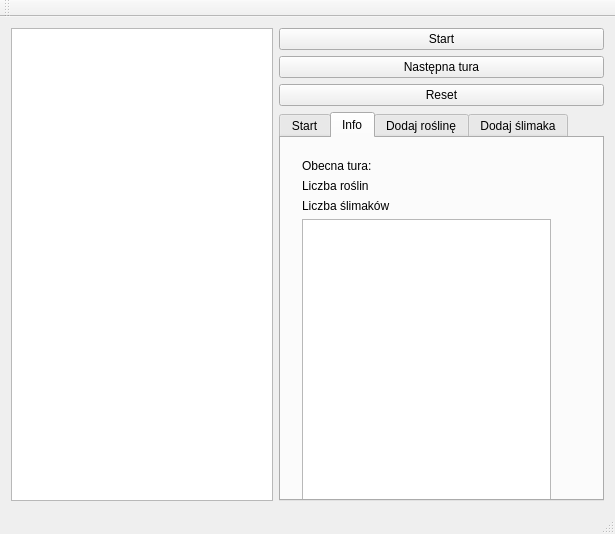
KarolStachurka/PJC, file mainwindow.ui: the form before one commit.
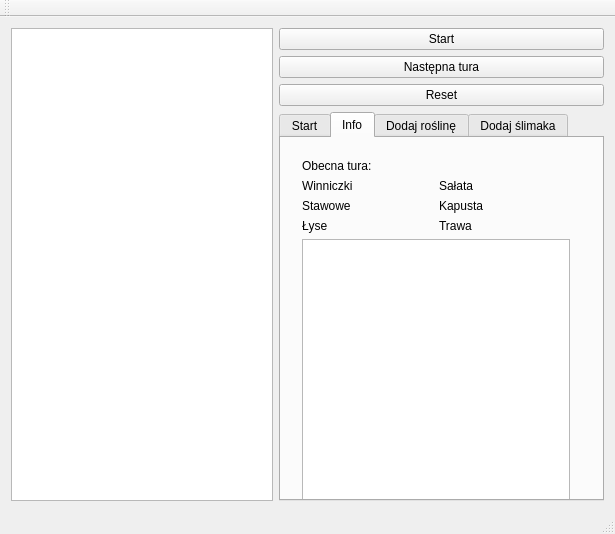
The form after the commit. The open tabs and pages were chosen to show the change.

Commit message: added plants and snail counter

What changed in the file:
```diff
--- a/mainwindow.ui
+++ b/mainwindow.ui
@@ -373,7 +373,7 @@
              <rect>
               <x>10</x>
               <y>10</y>
-              <width>271</width>
+              <width>290</width>
               <height>403</height>
              </rect>
             </property>
@@ -397,34 +397,86 @@
               </layout>
              </item>
              <item>
-              <layout class="QHBoxLayout" name="horizontalLayout_4">
-               <item>
-                <widget class="QLabel" name="plantNumber">
+              <layout class="QGridLayout" name="gridLayout_5">
+               <item row="1" column="0">
+                <widget class="QLabel" name="label_8">
                  <property name="text">
-                  <string>Liczba roślin</string>
+                  <string>Stawowe</string>
                  </property>
                 </widget>
                </item>
-               <item>
-                <widget class="QLabel" name="plantNumberDisplay">
+               <item row="0" column="0">
+                <widget class="QLabel" name="label_9">
                  <property name="text">
+                  <string>Winniczki</string>
+                 </property>
+                </widget>
+               </item>
+               <item row="2" column="0">
+                <widget class="QLabel" name="label_10">
+                 <property name="text">
+                  <string>Łyse</string>
+                 </property>
+                </widget>
+               </item>
+               <item row="2" column="1">
+                <widget class="QLabel" name="wormNumber">
+                 <property name="text">
                   <string/>
                  </property>
                 </widget>
                </item>
-              </layout>
-             </item>
-             <item>
-              <layout class="QHBoxLayout" name="horizontalLayout_2">
-               <item>
-                <widget class="QLabel" name="snailNumber">
+               <item row="1" column="1">
+                <widget class="QLabel" name="slugNumber">
                  <property name="text">
-                  <string>Liczba ślimaków</string>
+                  <string/>
                  </property>
                 </widget>
                </item>
-               <item>
-                <widget class="QLabel" name="snailNumberDisplay">
+               <item row="0" column="1">
+                <widget class="QLabel" name="helixNumber">
+                 <property name="text">
+                  <string/>
+                 </property>
+                </widget>
+               </item>
+               <item row="1" column="2">
+                <widget class="QLabel" name="label_14">
+                 <property name="text">
+                  <string>Kapusta</string>
+                 </property>
+                </widget>
+               </item>
+               <item row="0" column="2">
+                <widget class="QLabel" name="label_15">
+                 <property name="text">
+                  <string>Sałata</string>
+                 </property>
+                </widget>
+               </item>
+               <item row="2" column="2">
+                <widget class="QLabel" name="label_16">
+                 <property name="text">
+                  <string>Trawa</string>
+                 </property>
+                </widget>
+               </item>
+               <item row="1" column="3">
+                <widget class="QLabel" name="cabbageNumber">
+                 <property name="text">
+                  <string/>
+                 </property>
+                </widget>
+               </item>
+               <item row="0" column="3">
+                <widget class="QLabel" name="lettuceNumber">
+                 <property name="text">
+                  <string/>
+                 </property>
+                </widget>
+               </item>
+               <item row="2" column="3">
+                <widget class="QLabel" name="grassNumber">
                  <property name="text">
                   <string/>
                  </property>
@@ -442,19 +494,6 @@
                </property>
               </widget>
              </item>
-             <item>
-              <spacer name="horizontalSpacer">
-               <property name="orientation">
-                <enum>Qt::Horizontal</enum>
-               </property>
-               <property name="sizeHint" stdset="0">
-                <size>
-                 <width>40</width>
-                 <height>20</height>
-                </size>
-               </property>
-              </spacer>
-             </item>
             </layout>
            </widget>
           </widget>
```
The commit also changes 18 other files.
